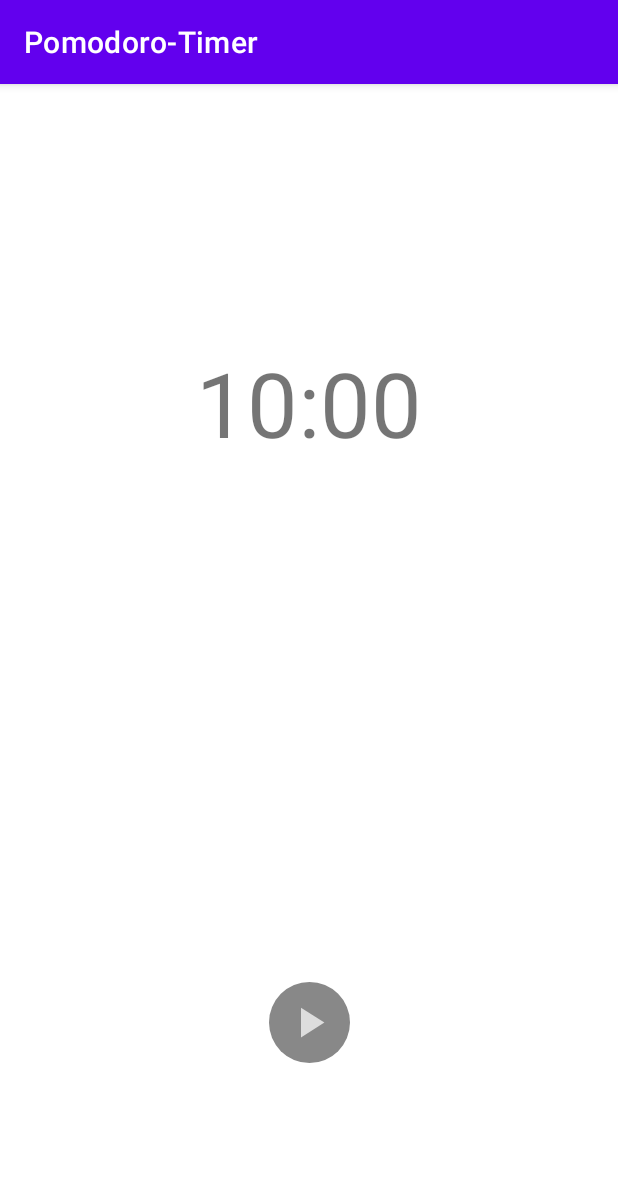
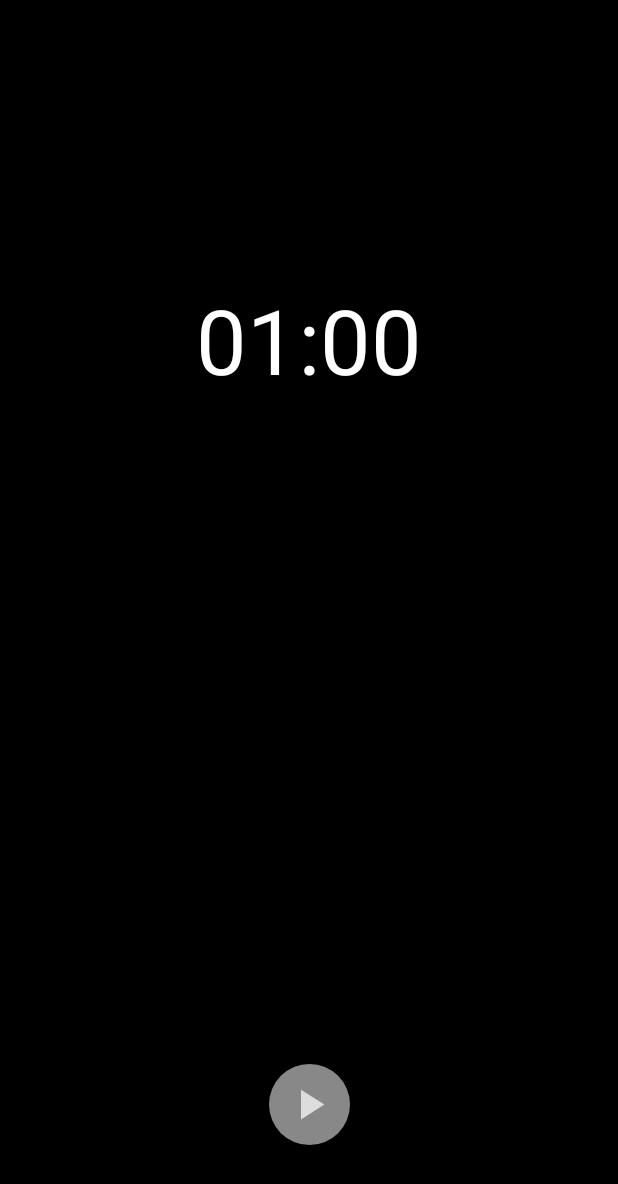
Before and after one commit to KhussanAminzhanov/PomodoroTimer, an Android app: the screen it shows after launch (MainActivity), on a phone screen of 412 x 824 dp. Shown: the top 1184 px of the screen. Run offline under Robolectric (Android 15) with nearby library versions, the phone set to English and light mode, and no system bars; our stand-ins replace data binding.

Commit message:
play sound when timer finishes

```diff
--- a/app/src/main/java/com/whitedot/pomodoro_timer/MainActivity.kt
+++ b/app/src/main/java/com/whitedot/pomodoro_timer/MainActivity.kt
@@ -2,62 +2,54 @@ package com.whitedot.pomodoro_timer
 
 import android.os.Bundle
 import android.view.View
-import android.widget.ImageButton
-import android.widget.TextView
 import androidx.activity.viewModels
 import androidx.appcompat.app.AppCompatActivity
-import androidx.core.view.marginEnd
+import androidx.databinding.DataBindingUtil
+import com.whitedot.pomodoro_timer.databinding.ActivityMainBinding
 
 class MainActivity : AppCompatActivity() {
 
     private val model: MainViewModel by viewModels()
-//    private lateinit var binding: ActivityMainBinding
-
-    private lateinit var timerTextView: TextView
-    private lateinit var startPauseImageButton: ImageButton
-    private lateinit var stopImageButton: ImageButton
+    private lateinit var binding: ActivityMainBinding
 
     override fun onCreate(savedInstanceState: Bundle?) {
         super.onCreate(savedInstanceState)
-        setContentView(R.layout.activity_main)
+        supportActionBar?.hide()
 
-//        binding = DataBindingUtil.setContentView(this, R.layout.activity_main)
-//        binding.viewModel = model
-
-        timerTextView = findViewById(R.id.timer_text_view)
-        startPauseImageButton = findViewById(R.id.start_pause_button)
-        stopImageButton = findViewById(R.id.stop_button)
+        binding = DataBindingUtil.setContentView(this, R.layout.activity_main)
+        binding.viewModel = model
 
         model.timeLeftInMilliseconds.observe(this, { newTime ->
             val minutes = newTime / 60000
             val seconds = newTime % 60000 / COUNTDOWN_INTERVAL
             val timeLeftString = "${addZero(minutes)}:${addZero(seconds)}"
-            timerTextView.text = timeLeftString
+            binding.timerTextView.text = timeLeftString
         })
 
         model.timerIsRunning.observe(this, { isRunning ->
-            when(isRunning) {
+            when (isRunning) {
                 TimerState.STARTED -> {
-                    startPauseImageButton.setImageResource(R.drawable.ic_pause)
-                    stopImageButton.visibility = View.VISIBLE
+                    binding.startPauseImageButton.apply {
+                        setImageResource(R.drawable.ic_pause)
+                        contentDescription = getString(R.string.pause_button)
+                    }
+                    binding.stopImageButton.visibility = View.VISIBLE
                 }
                 TimerState.PAUSED -> {
-                    startPauseImageButton.setImageResource(R.drawable.ic_play_arrow)
+                    binding.startPauseImageButton.apply {
+                        setImageResource(R.drawable.ic_play_arrow)
+                        contentDescription = getString(R.string.play_button)
+                    }
                 }
                 else -> {
-                    startPauseImageButton.setImageResource(R.drawable.ic_play_arrow)
-                    stopImageButton.visibility = View.GONE
+                    binding.startPauseImageButton.apply {
+                        setImageResource(R.drawable.ic_play_arrow)
+                        contentDescription = getString(R.string.stop_button)
+                    }
+                    binding.stopImageButton.visibility = View.GONE
                 }
             }
         })
-
-        startPauseImageButton.setOnClickListener {
-            model.startOrStopTimer()
-        }
-
-        stopImageButton.setOnClickListener {
-            model.stopTimer()
-        }
     }
 
     private fun addZero(number: Long): String {
--- a/app/src/main/java/com/whitedot/pomodoro_timer/MainViewModel.kt
+++ b/app/src/main/java/com/whitedot/pomodoro_timer/MainViewModel.kt
@@ -1,20 +1,23 @@
 package com.whitedot.pomodoro_timer
 
+import android.app.Application
+import android.media.MediaPlayer
 import android.os.CountDownTimer
+import androidx.lifecycle.AndroidViewModel
 import androidx.lifecycle.LiveData
 import androidx.lifecycle.MutableLiveData
-import androidx.lifecycle.ViewModel
 
 const val COUNTDOWN_INTERVAL: Long = 1000
-const val COUNTDOWN_TOTAL_TIME_IN_MILLISECONDS: Long = 600000
+const val COUNTDOWN_TOTAL_TIME_IN_MILLISECONDS: Long = 1 * 60 * 1000
 
 enum class TimerState {
     STARTED, PAUSED, STOPPED
 }
 
-class MainViewModel : ViewModel() {
+class MainViewModel(application: Application) : AndroidViewModel(application) {
 
     private lateinit var countDownTimer: CountDownTimer
+    private lateinit var mediaPlayer: MediaPlayer
 
     private val _timeLeftInMilliseconds: MutableLiveData<Long> by lazy {
         MutableLiveData<Long>(COUNTDOWN_TOTAL_TIME_IN_MILLISECONDS)
@@ -26,7 +29,7 @@ class MainViewModel : ViewModel() {
     }
     val timerIsRunning: LiveData<TimerState> = _timerIsRunning
 
-    fun startOrStopTimer() {
+    fun startOrPauseTimer() {
         if (_timerIsRunning.value!! == TimerState.STARTED) {
             pauseTimer()
         } else {
@@ -44,6 +47,10 @@ class MainViewModel : ViewModel() {
             override fun onFinish() {
                 _timeLeftInMilliseconds.value = COUNTDOWN_TOTAL_TIME_IN_MILLISECONDS
                 _timerIsRunning.value = TimerState.STOPPED
+
+                mediaPlayer = MediaPlayer.create(getApplication(), R.raw.timer)
+                mediaPlayer.setOnCompletionListener { mediaPlayer.release() }
+                mediaPlayer.start()
             }
 
         }.start()
@@ -55,7 +62,7 @@ class MainViewModel : ViewModel() {
     }
 
     fun stopTimer() {
-        if (_timerIsRunning.value!! == TimerState.STARTED) {
+        if (_timerIsRunning.value!! != TimerState.STOPPED) {
             countDownTimer.cancel()
             _timerIsRunning.value = TimerState.STOPPED
             _timeLeftInMilliseconds.value = COUNTDOWN_TOTAL_TIME_IN_MILLISECONDS
--- a/app/src/main/res/layout/activity_main.xml
+++ b/app/src/main/res/layout/activity_main.xml
@@ -4,9 +4,17 @@
     xmlns:tools="http://schemas.android.com/tools"
     tools:context=".MainActivity">
 
+    <data>
+
+        <variable
+            name="viewModel"
+            type="com.whitedot.pomodoro_timer.MainViewModel" />
+    </data>
+
     <androidx.constraintlayout.widget.ConstraintLayout
         android:layout_width="match_parent"
         android:layout_height="match_parent"
+        android:background="@color/black"
         android:paddingStart="85dp"
         android:paddingEnd="85dp">
 
@@ -14,6 +22,7 @@
             android:id="@+id/timer_text_view"
             android:layout_width="wrap_content"
             android:layout_height="wrap_content"
+            android:textColor="@color/white"
             android:textSize="60sp"
             app:layout_constraintBottom_toBottomOf="parent"
             app:layout_constraintLeft_toLeftOf="parent"
@@ -23,30 +32,34 @@
             tools:text="10:00" />
 
         <ImageButton
-            android:id="@+id/start_pause_button"
+            android:id="@+id/start_pause_image_button"
             android:layout_width="wrap_content"
             android:layout_height="wrap_content"
             android:background="@drawable/image_button_round_corner"
+            android:contentDescription="@string/play_button"
+            android:onClick="@{() -> viewModel.startOrPauseTimer()}"
             android:padding="10dp"
             android:src="@drawable/ic_play_arrow"
             app:layout_constraintBottom_toBottomOf="parent"
-            app:layout_constraintEnd_toStartOf="@+id/stop_button"
+            app:layout_constraintEnd_toStartOf="@+id/stop_image_button"
             app:layout_constraintStart_toStartOf="parent"
             app:layout_constraintTop_toBottomOf="@+id/timer_text_view"
-            app:layout_constraintVertical_bias="0.75" />
+            app:layout_constraintVertical_bias="0.88" />
 
         <ImageButton
-            android:id="@+id/stop_button"
+            android:id="@+id/stop_image_button"
             android:layout_width="wrap_content"
             android:layout_height="wrap_content"
             android:background="@drawable/image_button_round_corner"
+            android:contentDescription="@string/pause_button"
+            android:onClick="@{() -> viewModel.stopTimer()}"
             android:padding="10dp"
             android:src="@drawable/ic_stop"
             app:layout_constraintBottom_toBottomOf="parent"
             app:layout_constraintEnd_toEndOf="parent"
-            app:layout_constraintStart_toEndOf="@id/start_pause_button"
+            app:layout_constraintStart_toEndOf="@id/start_pause_image_button"
             app:layout_constraintTop_toBottomOf="@+id/timer_text_view"
-            app:layout_constraintVertical_bias="0.75" />
+            app:layout_constraintVertical_bias="0.88" />
 
     </androidx.constraintlayout.widget.ConstraintLayout>
 </layout>
--- a/app/src/main/res/values-night/themes.xml
+++ b/app/src/main/res/values-night/themes.xml
@@ -3,7 +3,7 @@
     <style name="Theme.PomodoroTimer" parent="Theme.MaterialComponents.DayNight.DarkActionBar">
         <!-- Primary brand color. -->
         <item name="colorPrimary">@color/purple_200</item>
-        <item name="colorPrimaryVariant">@color/purple_700</item>
+        <item name="colorPrimaryVariant">@color/black</item>
         <item name="colorOnPrimary">@color/black</item>
         <!-- Secondary brand color. -->
         <item name="colorSecondary">@color/teal_200</item>
--- a/app/src/main/res/values/strings.xml
+++ b/app/src/main/res/values/strings.xml
@@ -2,6 +2,6 @@
     <string name="app_name">Pomodoro-Timer</string>
     <string name="stop_button">Stop</string>
     <string name="pause_button">Pause</string>
-    <string name="start_button">Start</string>
+    <string name="play_button">Play</string>
     <string name="countdown_timer_format">%1$d:%2$d</string>
 </resources>
```
Also changed, not shown: 2 other files.
